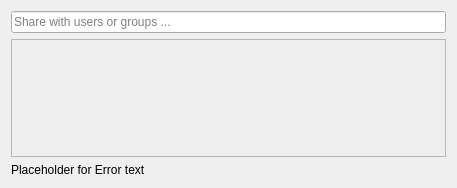
nextcloud/desktop, file src/gui/shareusergroupwidget.ui: the form before one commit.
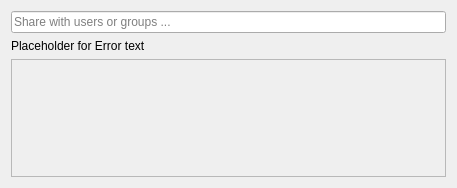
The form after the commit.

Commit message: Shared dialog: move the error label up (#4348)

```diff
--- a/src/gui/shareusergroupwidget.ui
+++ b/src/gui/shareusergroupwidget.ui
@@ -21,6 +21,16 @@
      </property>
     </widget>
    </item>
+   <item>
+    <widget class="QLabel" name="errorLabel">
+     <property name="text">
+      <string notr="true">Placeholder for Error text</string>
+     </property>
+     <property name="wordWrap">
+      <bool>true</bool>
+     </property>
+    </widget>
+   </item>
    <item>
     <widget class="QScrollArea" name="scrollArea">
      <property name="sizePolicy">
@@ -48,16 +58,6 @@
      </widget>
     </widget>
    </item>
-   <item>
-    <widget class="QLabel" name="errorLabel">
-     <property name="text">
-      <string notr="true">Placeholder for Error text</string>
-     </property>
-     <property name="wordWrap">
-      <bool>true</bool>
-     </property>
-    </widget>
-   </item>
   </layout>
  </widget>
  <layoutdefault spacing="6" margin="11"/>
```
